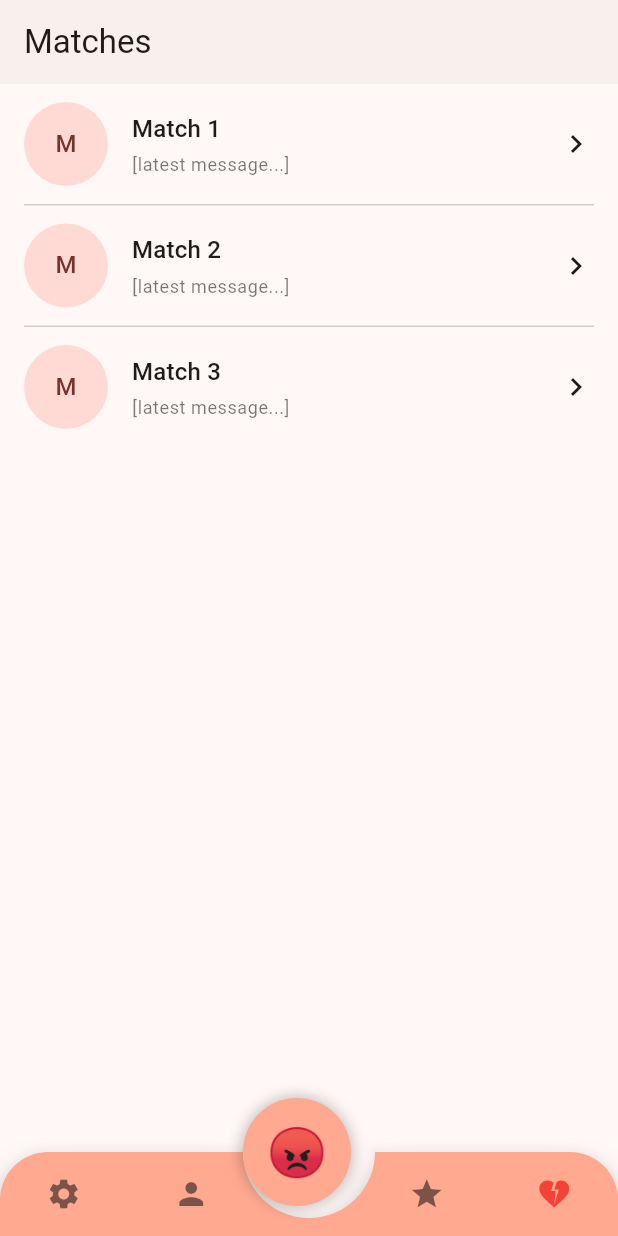
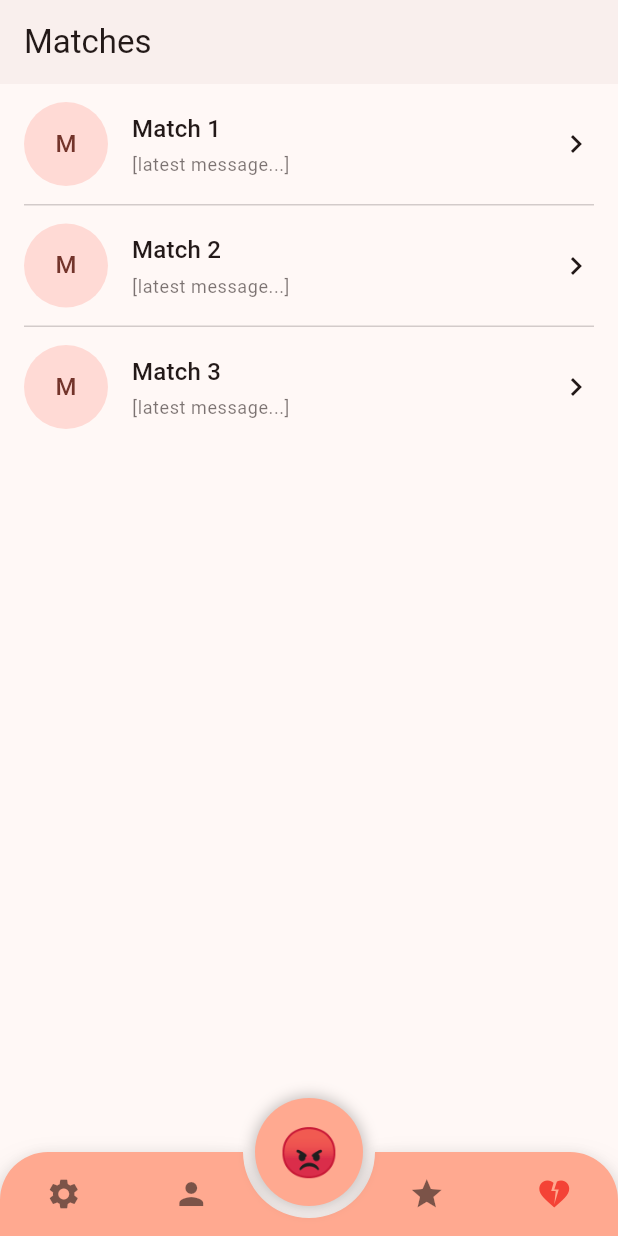
Before and after one commit to ChicoState/archenemy, a Flutter app: the screen it shows after launch, item 4 of the bottom bar chosen, on a phone screen of 412 x 824 dp. Run offline on Flutter 3.47's test engine with Material 3 defaults, Android fonts, the phone set to English and light mode, and no system bars; drawn by our look-alikes of animated_bottom_navigation_bar; our stand-ins replace firebase_auth, firebase_core, flutter_card_swiper, google_sign_in, logger; accounts and stored records are empty; network calls fail.

Commit message:
main, profile, matches, and theme UI improvements without explore implementation w/emoji and explore example

```diff
--- a/lib/main.dart
+++ b/lib/main.dart
@@ -45,6 +45,7 @@ void main() async {
       },
     ),
   );
+  //log.i(await api.getMyProfile());
 }
 
 class Root extends StatefulWidget {
@@ -57,14 +58,21 @@ class RootState extends State<Root> {
   @override
   void initState() {
     super.initState();
-    auth.stateChanges.listen((_) {
+    auth.stateChanges.listen((dynamic _) {
+      // This is a mild anti-pattern
       setState(() {});
     });
   }
 
   @override
   Widget build(BuildContext ctx) {
-    return auth.hasUser ? const App() : const App();
+    if (auth.hasUser) {
+      return App();
+    } else {
+      // circumventing login by commenting out the above
+      // return LoginPage();
+      return App();
+    }
   }
 }
 
@@ -74,17 +82,13 @@ class App extends StatefulWidget {
   State<App> createState() => AppState();
 }
 
-class AppState extends State<App> with SingleTickerProviderStateMixin {
+class AppState extends State<App> {
   int pageIdx = 2;
-
-  late final AnimationController _shakeCtrl;
-  late final Animation<double> _shakeAnim;
-
   final List<Widget Function()> pages = [
-    () => const SettingsPage(),
-    () => const MyProfilePage(),
-    () => const ExplorePage(),
-    () => const MatchesPage(),
+    () => SettingsPage(),
+    () => MyProfilePage(),
+    () => ExplorePage(),
+    () => MatchesPage(),
   ];
 
   final iconList = <IconData>[
@@ -93,35 +97,6 @@ class AppState extends State<App> with SingleTickerProviderStateMixin {
     Icons.star,
     Icons.heart_broken,
   ];
-
-  @override
-  void initState() {
-    super.initState();
-    _shakeCtrl = AnimationController(
-      vsync: this,
-      duration: const Duration(milliseconds: 200),
-    );
-    _shakeAnim = TweenSequence<double>([
-      TweenSequenceItem(tween: Tween(begin: -8.0, end: 8.0), weight: 1),
-      TweenSequenceItem(tween: Tween(begin: 8.0, end: -8.0), weight: 1),
-      TweenSequenceItem(tween: Tween(begin: -8.0, end: 8.0), weight: 1),
-      TweenSequenceItem(tween: Tween(begin: 8.0, end: 0.0), weight: 1),
-    ]).animate(CurvedAnimation(parent: _shakeCtrl, curve: Curves.linear));
-  }
-
-  @override
-  void dispose() {
-    _shakeCtrl.dispose();
-    super.dispose();
-  }
-
-  void _triggerShake() {
-    _shakeCtrl.repeat();
-    Future.delayed(const Duration(seconds: 2), () {
-      _shakeCtrl.stop();
-      _shakeCtrl.reset();
-    });
-  }
 
   @override
   Widget build(BuildContext context) {
@@ -137,13 +112,7 @@ class AppState extends State<App> with SingleTickerProviderStateMixin {
       extendBody: true,
       body: pages[pageIdx](),
       floatingActionButtonLocation: FloatingActionButtonLocation.centerDocked,
-      floatingActionButton: AnimatedBuilder(
-        animation: _shakeAnim,
-        builder: (_, child) => Transform.translate(
-          offset: Offset(_shakeAnim.value, 0),
-          child: child,
-        ),
-        child: Container(
+      floatingActionButton: Container(
         width: 72,
         height: 72,
         decoration: BoxDecoration(
@@ -158,13 +127,16 @@ class AppState extends State<App> with SingleTickerProviderStateMixin {
           ],
         ),
         child: FloatingActionButton(
-            onPressed: _triggerShake,
+          onPressed: () {/* … */},
           backgroundColor: barColor,
-            elevation: 0,
-            shape: const CircleBorder(),
-            child: const Text(
-              '😡',
-              style: TextStyle(fontSize: 32),
+          elevation: 0, // shadow comes from the Container
+          shape:
+              const CircleBorder(), // ensures the FAB itself is perfectly round
+          // child: Icon(Icons.thumb_down, color: Colors.red),
+          child: Text(
+            '😡', // angry emoji
+            style: TextStyle(
+              fontSize: 32, // size the emoji
             ),
           ),
         ),
```
Lines whose indentation alone changed are shown as unchanged.
